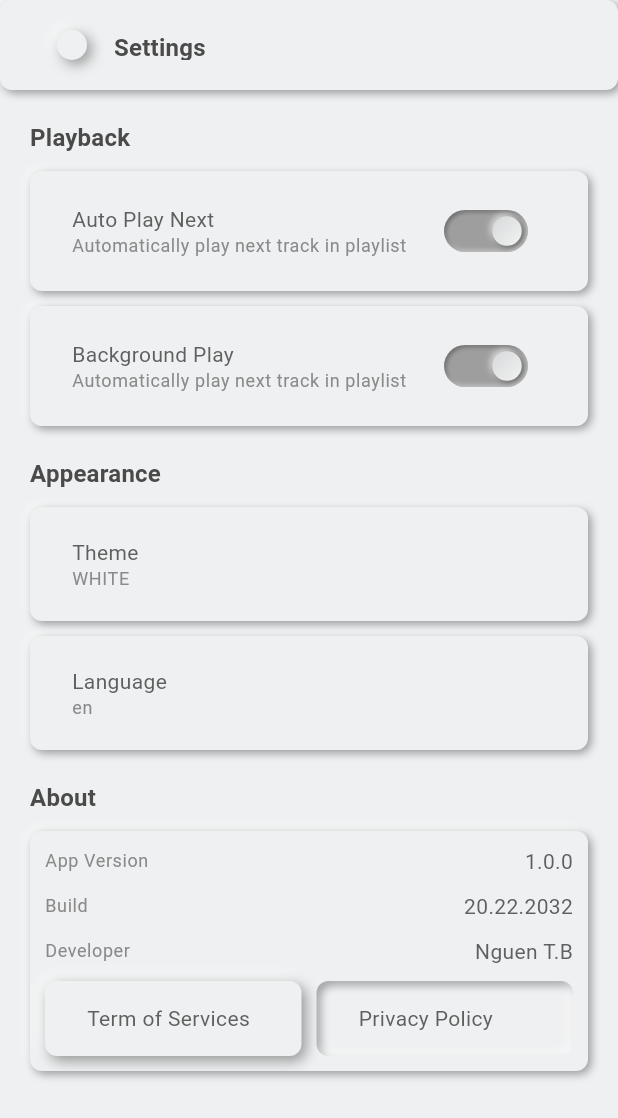
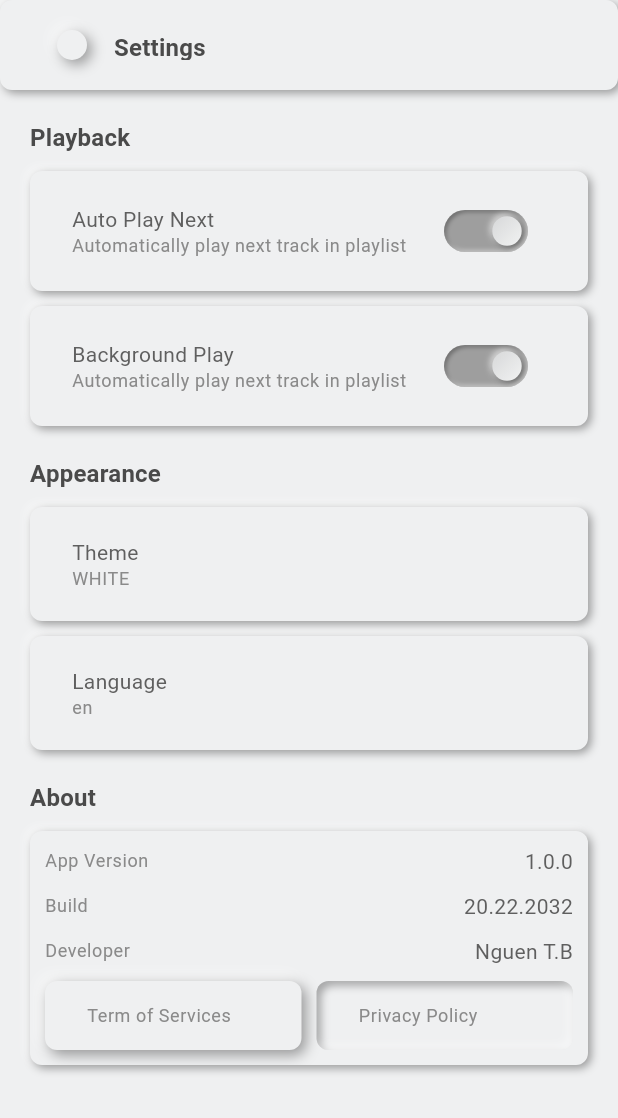
Before and after one commit to jchocola/ya_tuber, a Flutter app: the SettingPage screen opened directly, after a tap on "Theme", on a phone screen of 412 x 824 dp. Shown: the top 1118 px of the screen. Run offline on Flutter 3.47's test engine with Material 3 defaults, Android fonts, the phone set to English and light mode, and no system bars; our stand-ins replace cached_network_image, equatable, flutter_neumorphic_plus, freezed_annotation, gap, get_it and 6 more; missing offline and left inert: localstore, youtube_explode_dart; accounts and stored records are empty; statements that could not run were skipped.

Commit message:
fixed ui

```diff
--- a/lib/presentation/home_page/widget/playlist_widget.dart
+++ b/lib/presentation/home_page/widget/playlist_widget.dart
@@ -23,7 +23,7 @@ scale: 0.85,
           child: Padding(
             padding: EdgeInsetsGeometry.all(AppConstant.widgetPadding),
             child: ExpansionTile(
-              title: Text('PlayList', style: theme.textTheme.titleMedium,),
+              title: Text('PlayList (${playListProvider_listen.listTracks.length})', style: theme.textTheme.titleMedium,),
               childrenPadding: EdgeInsets.all(AppConstant.widgetPadding),
               children: playListProvider_listen.listTracks.isNotEmpty
                   ? List.generate(playListProvider_listen.listTracks.length, (
--- a/lib/widget/big_button.dart
+++ b/lib/widget/big_button.dart
@@ -3,14 +3,20 @@ import 'package:flutter_neumorphic_plus/flutter_neumorphic.dart';
 import 'package:ya_tuber/core/app_constant.dart';
 
 class BigButton extends StatelessWidget {
-  const BigButton({super.key, this.isNegative = false, this.title = 'Title', this.onPressed});
+  const BigButton({
+    super.key,
+    this.isNegative = false,
+    this.title = 'Title',
+    this.onPressed,
+  });
   final bool isNegative;
   final String title;
   final void Function()? onPressed;
   @override
   Widget build(BuildContext context) {
+    final theme = Theme.of(context);
     return NeumorphicButton(
-      onPressed:onPressed ,
+      onPressed: onPressed,
       style: NeumorphicStyle(
         depth: isNegative
             ? AppConstant.neumoDepthNegative
@@ -18,8 +24,11 @@ class BigButton extends StatelessWidget {
       ),
       child: Container(
         width: double.infinity,
-        padding: EdgeInsets.symmetric(horizontal:  AppConstant.widgetPadding , vertical: AppConstant.widgetPadding/2),
-        child: Text(title),
+        padding: EdgeInsets.symmetric(
+          horizontal: AppConstant.widgetPadding,
+          vertical: AppConstant.widgetPadding / 2,
+        ),
+        child: Text(title, style: theme.textTheme.bodySmall,),
       ),
     );
   }
```
